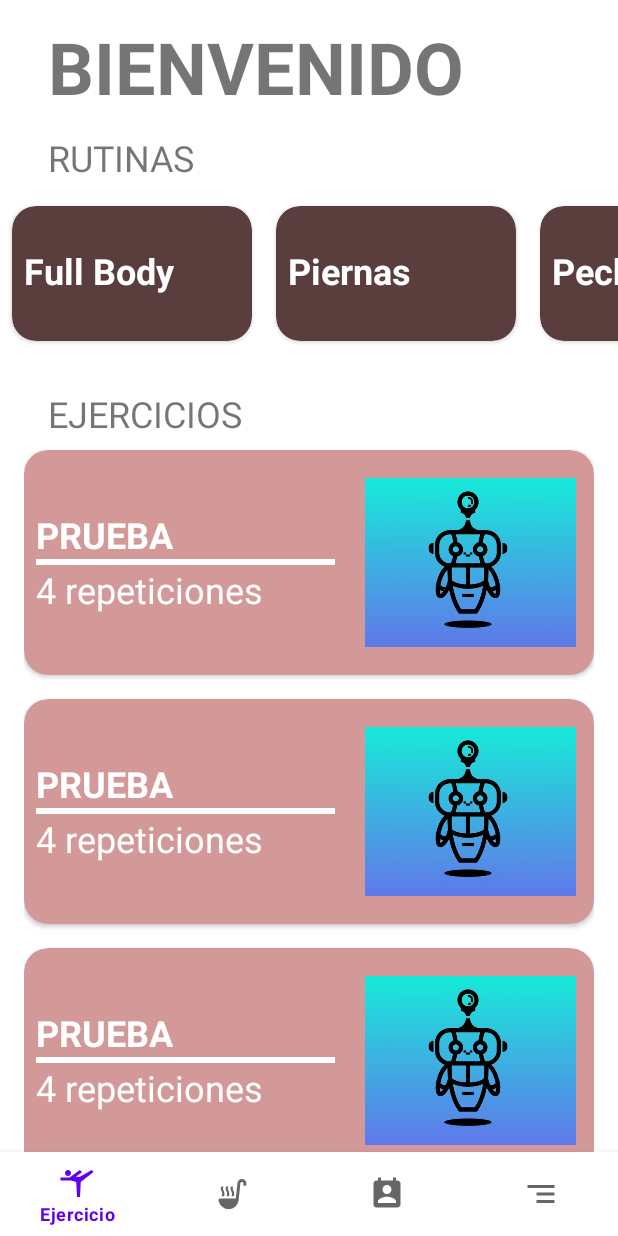
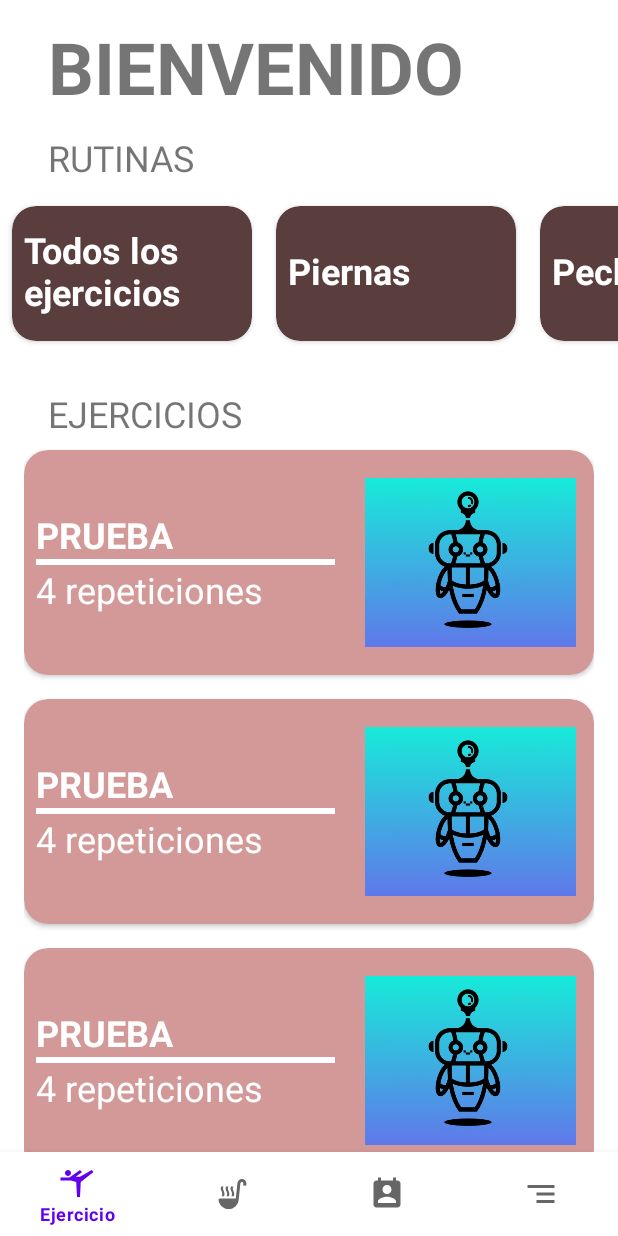
Before and after one commit to Lapiszss01/Proyecto-final-DAM, an Android app: the EjercicioFragment screen opened directly, with no data from a screen before it, on a phone screen of 412 x 824 dp. Run offline under Robolectric (Android 15) with nearby library versions, the phone set to English and light mode, and no system bars; 2 statements that could not run were skipped.

```diff
--- a/app/src/main/java/com/example/proyectofinaldam/ui/Ejercicio/EjercicioFragment.java
+++ b/app/src/main/java/com/example/proyectofinaldam/ui/Ejercicio/EjercicioFragment.java
@@ -46,23 +46,7 @@ public class EjercicioFragment extends Fragment {
                              Bundle savedInstanceState) {
         View view = inflater.inflate(R.layout.fragment_ejercicio, container, false);
 
-        //Crea las listas que van a ser básicamente una los ejercicios y otra la parte del cuerpo que ejercitan
-        Categorias Cat1 = new Categorias(false,0,"Full Body");
-        Categorias Cat2 = new Categorias(false,1,"Piernas");
-        Categorias Cat3 = new Categorias(false,2,"Pecho");
-        lista.add(Cat1);
-        lista.add(Cat2);
-        lista.add(Cat3);
-
-        Ejercicios Ej1 = new Ejercicios("Peso",Cat1,R.drawable.large);
-        Ejercicios Ej2 = new Ejercicios("Peso2",Cat1,R.drawable.large);
-        Ejercicios Ej3 = new Ejercicios("Peso3",Cat2,R.drawable.large);
-        lista2.add(Ej1);
-        lista2.add(Ej2);
-        lista2.add(Ej3);
-        lista2.add(Ej1);
-        lista2.add(Ej2);
-        lista2.add(Ej3);
+        rellenaListas();
 
         rvCategorias = view.findViewById(R.id.rvCategories);
         rvCategorias.setLayoutManager(new LinearLayoutManager(getActivity()));
@@ -101,6 +85,57 @@ public class EjercicioFragment extends Fragment {
 
     }
 
+    private void rellenaListas() {
+
+        //Crea las listas que van a ser básicamente una los ejercicios y otra la parte del cuerpo que ejercitan
+        Categorias Cat1 = new Categorias(false,0,"Todos los ejercicios");
+        Categorias Cat2 = new Categorias(false,1,"Piernas");
+        Categorias Cat3 = new Categorias(false,2,"Pecho");
+        Categorias Cat4 = new Categorias(false,2,"Pecho");
+        lista.add(Cat1);
+        lista.add(Cat2);
+        lista.add(Cat3);
+        lista.add(Cat4);
+
+        //00
+        Ejercicios Ej1 = new Ejercicios("Prensa Pendular",Cat1,R.drawable.large);
+        Ejercicios Ej2 = new Ejercicios("Flyes/Aperturas",Cat1,R.drawable.large);
+        Ejercicios Ej3 = new Ejercicios("Press militar",Cat1,R.drawable.large);
+        Ejercicios Ej4 = new Ejercicios("Remo",Cat1,R.drawable.large);
+        Ejercicios Ej5 = new Ejercicios("Curl de biceps con máquina",Cat1,R.drawable.large);
+        Ejercicios Ej6 = new Ejercicios("Extensión de triceps con cuerda",Cat1,R.drawable.large);
+
+        //01
+        Ejercicios Ej7 = new Ejercicios("Prensa Pendular",Cat2,R.drawable.large);
+
+        //02
+        Ejercicios Ej8 = new Ejercicios("Flyes/Aperturas",Cat3,R.drawable.large);
+        Ejercicios Ej9 = new Ejercicios("Press militar",Cat3,R.drawable.large);
+        Ejercicios Ej10 = new Ejercicios("Remo",Cat3,R.drawable.large);
+
+
+        lista2.add(Ej1);
+        lista2.add(Ej2);
+        lista2.add(Ej3);
+        lista2.add(Ej4);
+        lista2.add(Ej5);
+        lista2.add(Ej6);
+        lista2.add(Ej7);
+        lista2.add(Ej8);
+        lista2.add(Ej9);
+        lista2.add(Ej10);
+
+
+        /*RUTINA FULL BODY
+                -Prensa Pendular(ejercicio de pierna).
+                -Flyes/Aperturas(ejercicio de pecho).
+                -Press militar(ejercicio de hombro).
+                -Remo(ejercicio de espalda).
+                -Curl de biceps con máquina.
+        -Extensión de triceps con cuerda.*/
+
+    }
+
     private ArrayList<Ejercicios> newList(int type){
 
         ArrayList<Ejercicios> nuevosEjs = new ArrayList<>();
```
